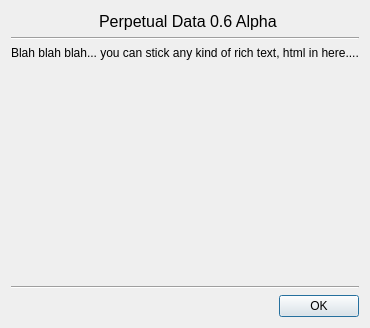
The window that src/qt/ui/about.ui (maidsafe-archive/MaidSafe-Encrypt) describes before a commit, drawn with Qt 5.
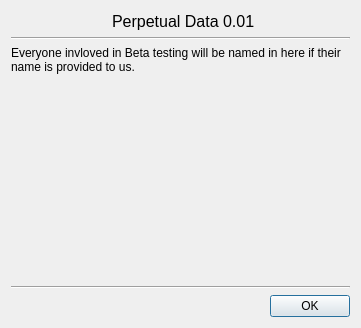
The same window after the commit. Icons and pictures are not drawn.

```diff
--- a/src/qt/ui/about.ui
+++ b/src/qt/ui/about.ui
@@ -37,7 +37,7 @@
         </font>
        </property>
        <property name="text">
-        <string>Perpetual Data 0.6 Alpha</string>
+        <string>Perpetual Data 0.01</string>
        </property>
       </widget>
      </item>
@@ -76,7 +76,10 @@
    <item>
     <widget class="QLabel" name="label_3">
      <property name="text">
-      <string>Blah blah blah... you can stick any kind of rich text, html in here....</string>
+      <string>Everyone invloved in Beta testing will be named in here if their name is provided to us.</string>
+     </property>
+     <property name="wordWrap">
+      <bool>true</bool>
      </property>
     </widget>
    </item>
```
Left out of the diff: 1 changed line with no effect on the pictures.
